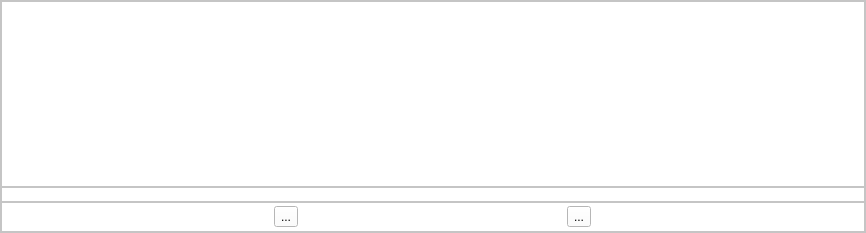
Old version of the form testAnimTimeline/animtimeline.ui in the repository hiergaut/AnimTimeline.
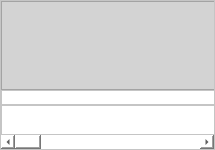
New version of the form. Custom widgets are drawn as their Qt base class.

Commit message: commit before possibility of design blasted

Patch:
```diff
--- a/testAnimTimeline/animtimeline.ui
+++ b/testAnimTimeline/animtimeline.ui
@@ -6,10 +6,28 @@
    <rect>
     <x>0</x>
     <y>0</y>
-    <width>866</width>
-    <height>233</height>
+    <width>215</width>
+    <height>150</height>
    </rect>
   </property>
+  <property name="sizePolicy">
+   <sizepolicy hsizetype="Preferred" vsizetype="Maximum">
+    <horstretch>0</horstretch>
+    <verstretch>0</verstretch>
+   </sizepolicy>
+  </property>
+  <property name="maximumSize">
+   <size>
+    <width>16777215</width>
+    <height>150</height>
+   </size>
+  </property>
+  <property name="sizeIncrement">
+   <size>
+    <width>0</width>
+    <height>0</height>
+   </size>
+  </property>
   <property name="windowTitle">
    <string>Form</string>
   </property>
@@ -37,6 +55,9 @@
        <verstretch>0</verstretch>
       </sizepolicy>
      </property>
+     <property name="horizontalScrollBarPolicy">
+      <enum>Qt::ScrollBarAlwaysOn</enum>
+     </property>
      <property name="widgetResizable">
       <bool>true</bool>
      </property>
@@ -45,16 +66,22 @@
        <rect>
         <x>0</x>
         <y>0</y>
-        <width>864</width>
-        <height>231</height>
+        <width>2000</width>
+        <height>135</height>
        </rect>
       </property>
       <property name="sizePolicy">
-       <sizepolicy hsizetype="Preferred" vsizetype="Preferred">
+       <sizepolicy hsizetype="Maximum" vsizetype="Preferred">
         <horstretch>0</horstretch>
         <verstretch>0</verstretch>
        </sizepolicy>
       </property>
+      <property name="maximumSize">
+       <size>
+        <width>2000</width>
+        <height>16777215</height>
+       </size>
+      </property>
       <layout class="QVBoxLayout" name="verticalLayout_3">
        <property name="spacing">
         <number>0</number>
@@ -72,7 +99,34 @@
         <number>0</number>
        </property>
        <item>
-        <widget class="QFrame" name="frame_selector">
+        <widget class="QFrameSelector" name="frame_selector">
+         <property name="sizePolicy">
+          <sizepolicy hsizetype="Maximum" vsizetype="Preferred">
+           <horstretch>0</horstretch>
+           <verstretch>0</verstretch>
+          </sizepolicy>
+         </property>
+         <property name="minimumSize">
+          <size>
+           <width>2000</width>
+           <height>0</height>
+          </size>
+         </property>
+         <property name="maximumSize">
+          <size>
+           <width>800</width>
+           <height>16777215</height>
+          </size>
+         </property>
+         <property name="baseSize">
+          <size>
+           <width>0</width>
+           <height>0</height>
+          </size>
+         </property>
+         <property name="styleSheet">
+          <string notr="true">background: lightgray;</string>
+         </property>
          <property name="frameShape">
           <enum>QFrame::StyledPanel</enum>
          </property>
@@ -156,6 +210,14 @@
    </item>
   </layout>
  </widget>
+ <customwidgets>
+  <customwidget>
+   <class>QFrameSelector</class>
+   <extends>QFrame</extends>
+   <header>qframeselector.h</header>
+   <container>1</container>
+  </customwidget>
+ </customwidgets>
  <resources/>
  <connections/>
 </ui>
```
Left out of the diff: 4 changed lines with no effect on the pictures. The commit also changes 6 other files.
